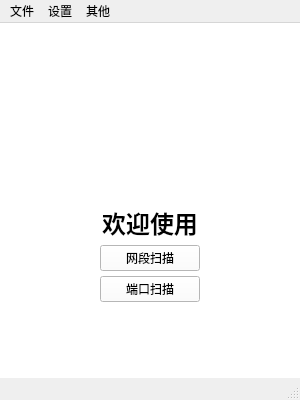
Above: qt/mainwindow.ui from JJLibra/XScanner before the change. Below: the same form after it.
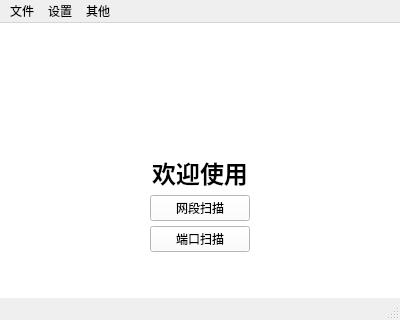
That is the form after the change. Icons and pictures are not drawn.

Commit message: 🌈 style: UI优化

Diff of the .ui file:
```diff
--- a/qt/mainwindow.ui
+++ b/qt/mainwindow.ui
@@ -6,8 +6,8 @@
    <rect>
     <x>0</x>
     <y>0</y>
-    <width>300</width>
-    <height>400</height>
+    <width>400</width>
+    <height>320</height>
    </rect>
   </property>
   <property name="windowTitle">
@@ -62,14 +62,14 @@
         </property>
         <property name="minimumSize">
          <size>
-          <width>100</width>
-          <height>100</height>
+          <width>80</width>
+          <height>80</height>
          </size>
         </property>
         <property name="maximumSize">
          <size>
-          <width>100</width>
-          <height>100</height>
+          <width>80</width>
+          <height>80</height>
          </size>
         </property>
        </widget>
```
The commit also changes 1 other file.
